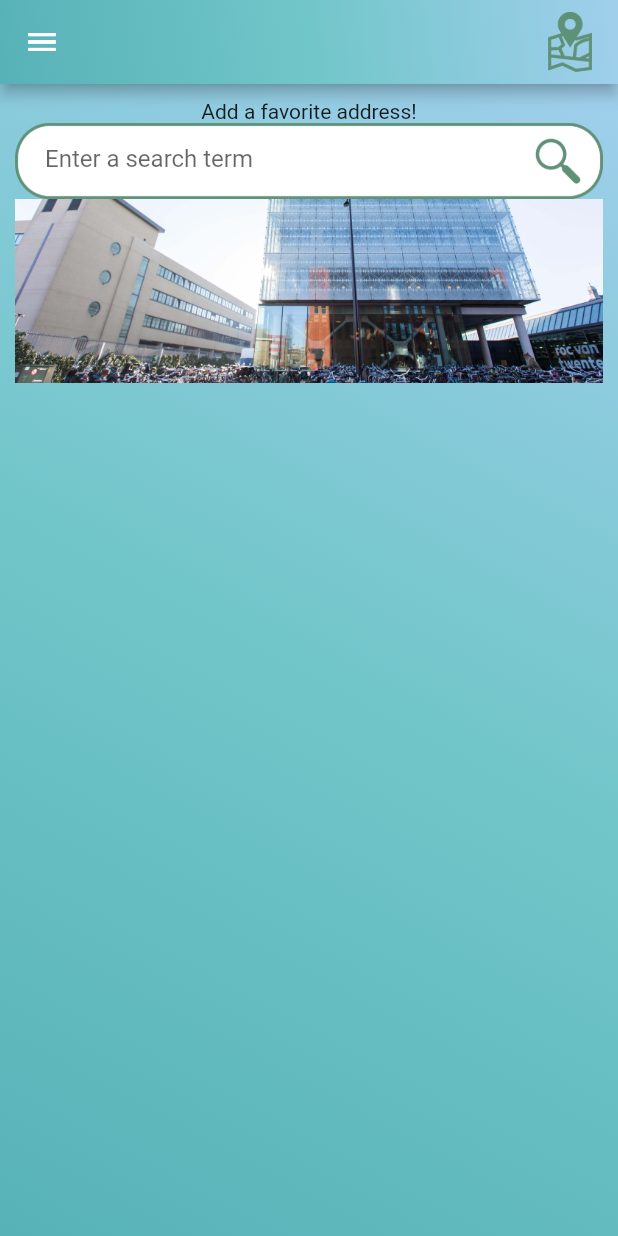
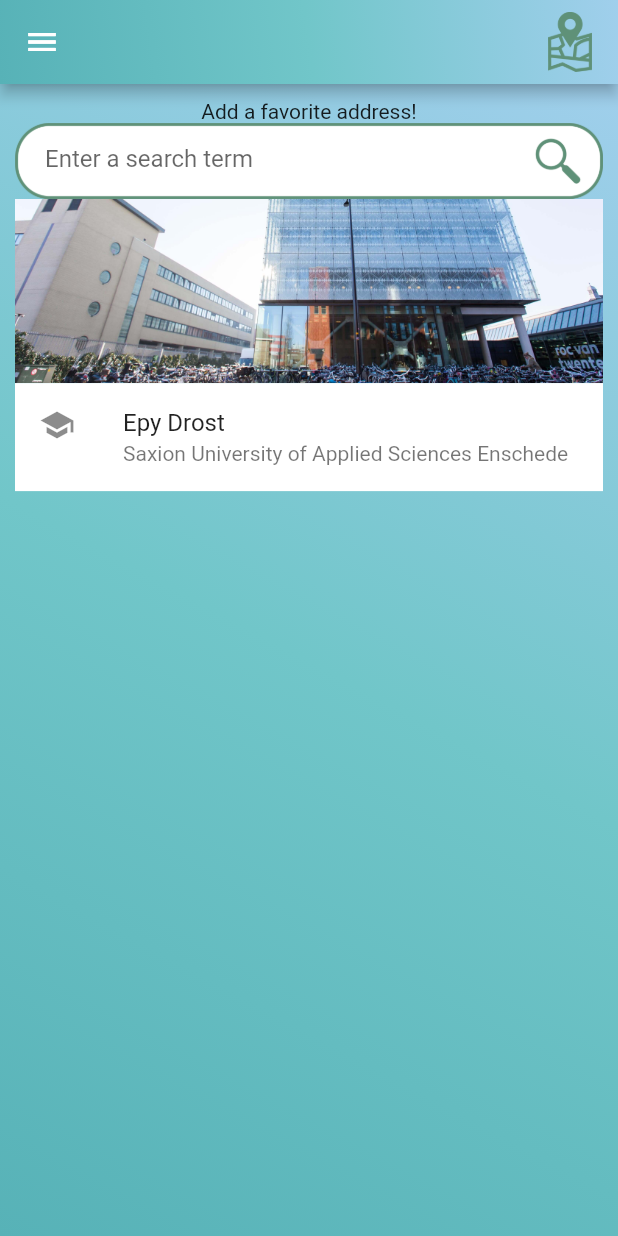
Before and after one commit to Patrycioss/epicest, a Flutter app: the screen it shows after launch, after a tap on the "settings" icon, on a phone screen of 412 x 824 dp. Run offline on Flutter 3.47's test engine with Material 2 defaults, Android fonts, the phone set to English and light mode, and no system bars; our stand-ins replace flutter_svg; missing offline and left inert: flutter_osm_plugin; project files that could hold a hidden picture were left out.

Commit message:
Help.4 - A quick commit

```diff
--- a/lib/widgets/highlight_widget.dart
+++ b/lib/widgets/highlight_widget.dart
@@ -14,50 +14,57 @@ class HighlightWidget extends StatefulWidget{
 
 class _HighlightWidgetState extends State<HighlightWidget>{
 
-  bool booger = false;
-  void setBooger(bool booger){
+  bool _showEpyInformation = false;
+  void showEpyInformation(bool showEpyInformation){
     setState(() {
-      this.booger = booger;
+      _showEpyInformation = showEpyInformation;
     });
   }
 
   @override
   Widget build(BuildContext context) {
-    return Container(
-        /*width: Information.i.appSize.width * 0.95,*/
-        // decoration: BoxDecoration(
-        //   border: Border.all(
-        //       width: 2,
-        //       color: Colors.red
-        //   )
-        // ),
-        child: Column(
+    return Column(
       crossAxisAlignment: CrossAxisAlignment.start,
       children: [
-            GestureDetector(
+        GestureDetector
+        (
           onTapDown: (TapDownDetails details){
-                setBooger(!booger);
+            showEpyInformation(!_showEpyInformation);
           },
           child:
-                const Image(
+              Container(
+                child: Column
+                (
+                  children:
+                  [
+                    Image(
                       image: AssetImage('assets/epy_drost_banner.png'),
-                )
+
                     ),
-            Visibility(
-              visible: booger,
-              child: Column(
-                children: const [
-                  Text(
-                      "Deez"
-                  ),
-                  Text(
-                      "Nuts"
-                  ),
-                ],
+                    Container(
+                      color: Colors.white,
+                      child: ListTile
+                      (
+                        leading: Icon(Icons.school),
+                        title: Text('Epy Drost'),
+                        subtitle: Text('Saxion University of Applied Sciences Enschede'),
                       ),
                     ),
                   ],
                 ),
+              )
+        ),
+        Visibility(
+          visible: _showEpyInformation,
+          child:
+          Container(
+            color: Colors.white,
+            child: ListTile(
+              leading: Text('hi'),
+            ),
+          ),
+        ),
+      ],
     );
   }
 }
--- a/lib/widgets/main_screen.dart
+++ b/lib/widgets/main_screen.dart
@@ -84,7 +84,7 @@ class _MainScreenState extends State<MainScreen>
                           flexibleSpace:
                             Container
                             (
-                              margin: const EdgeInsets.fromLTRB(50, 35, 50, 0),
+                              margin: const EdgeInsets.fromLTRB(50, 35, 60, 0),
                               child: SearchBar(textEditingController, false)
                             ),
 
--- a/lib/widgets/settings_button_widget.dart
+++ b/lib/widgets/settings_button_widget.dart
@@ -25,7 +25,7 @@ class _SettingsButtonState extends State<SettingsButton>{
           child: const Icon(
             Icons.settings,
             size: 40,
-            color: Colors.black,
+            color: Colors.grey,
           ),
         )
     );
--- a/lib/widgets/settings_widget.dart
+++ b/lib/widgets/settings_widget.dart
@@ -102,21 +102,25 @@ class _SettingsWidget extends State<SettingsWidget>{
                 margin: const EdgeInsets.fromLTRB(10, 10, 10, 0),
                 child: ListView(
                   children: [
-                    const Center
-                    (
-                      child:
-                        Text
-                        (
-                          "Add a favorite address!",
-                        ),
-                    ),//for physical keyboard press
-                    SearchBar(_controller, true),
+                    Column(
+                      children: [
+                        const Text("Add a favorite address!"),//for physical keyboard press
+                        SearchBar(_controller, true),
+                      ],
+                    ),
                     Container
                     (
                       alignment: Alignment.center,
                       child: const SearchSuggestions(true),
                     ),
-                    const HighlightWidget(),
+                    Container
+                    (
+                      child: Column(
+                        children: const [
+                          HighlightWidget(),
+                        ],
+                      ),
+                    )
                   ],
                 ),
               ),
```
Lines whose indentation alone changed are shown as unchanged.
